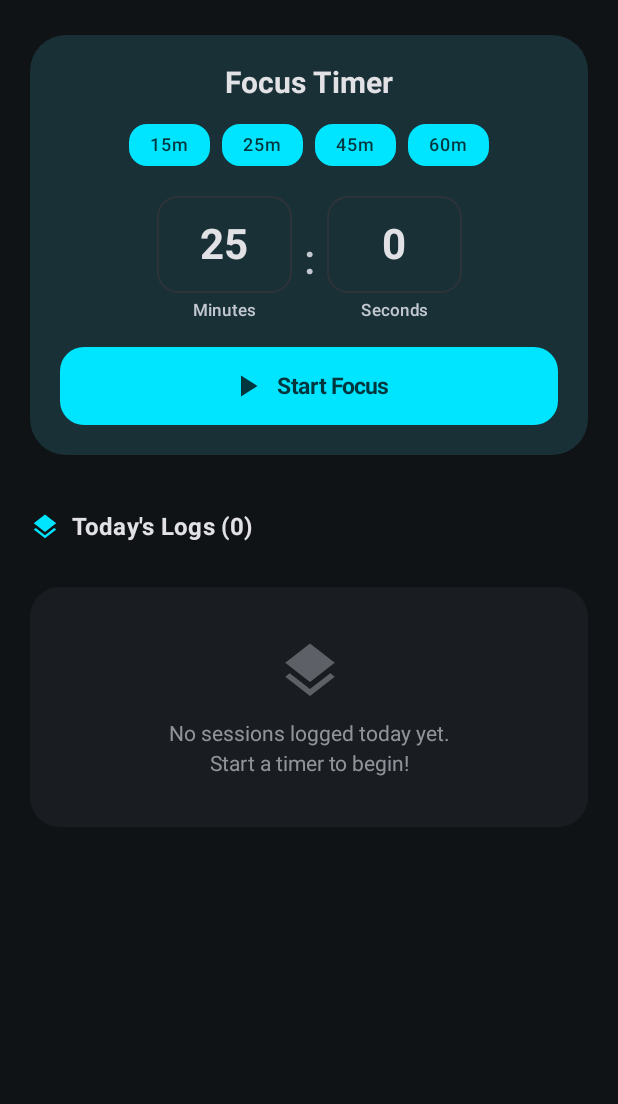
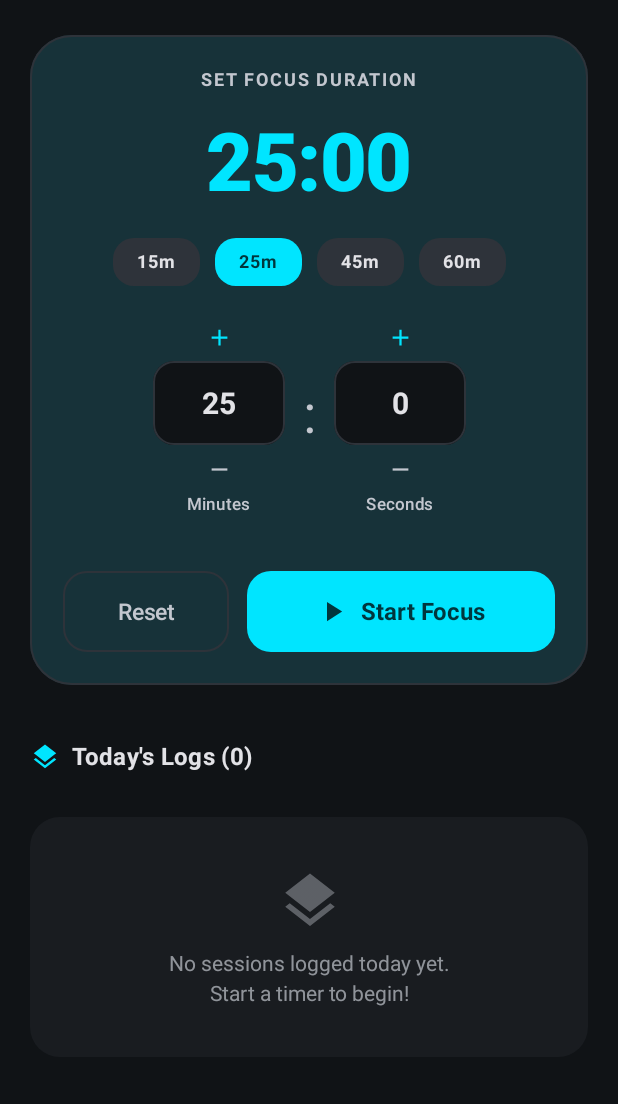
Before and after one commit to DHRUV00625/WhatUdoin, an Android app built with Jetpack Compose: the screen it shows after launch (MainActivity), on a phone screen of 412 x 824 dp, the part 73-1177 px from its top. Run offline under Robolectric (Android 15) with nearby library versions, the phone set to English and light mode, and no system bars; our stand-ins replace Room's generated code; 1 statement that could not run was skipped.

Commit message:
Build HomeScreen: live persistent countdown, custom duration picker with quick-chips, and today's entry card stack

```diff
--- a/app/src/main/java/com/focuslog/app/ui/components/TimerPicker.kt
+++ b/app/src/main/java/com/focuslog/app/ui/components/TimerPicker.kt
@@ -3,8 +3,8 @@ package com.focuslog.app.ui.components
 import androidx.compose.animation.AnimatedVisibility
 import androidx.compose.animation.fadeIn
 import androidx.compose.animation.fadeOut
+import androidx.compose.foundation.BorderStroke
 import androidx.compose.foundation.background
-import androidx.compose.foundation.border
 import androidx.compose.foundation.clickable
 import androidx.compose.foundation.layout.Arrangement
 import androidx.compose.foundation.layout.Box
@@ -29,6 +29,7 @@ import androidx.compose.material3.ButtonDefaults
 import androidx.compose.material3.CircularProgressIndicator
 import androidx.compose.material3.Icon
 import androidx.compose.material3.IconButton
+import androidx.compose.material3.IconButtonDefaults
 import androidx.compose.material3.MaterialTheme
 import androidx.compose.material3.OutlinedButton
 import androidx.compose.material3.OutlinedTextField
@@ -43,6 +44,7 @@ import androidx.compose.ui.graphics.Color
 import androidx.compose.ui.res.stringResource
 import androidx.compose.ui.text.font.FontWeight
 import androidx.compose.ui.text.input.KeyboardType
+import androidx.compose.ui.text.style.TextAlign
 import androidx.compose.ui.unit.dp
 import androidx.compose.ui.unit.sp
 import com.focuslog.app.R
@@ -51,8 +53,13 @@ import com.focuslog.app.ui.theme.FocusPrimary
 import java.util.Locale
 
 /**
- * Timer Configuration and Countdown Display Component.
- * Supports custom minutes and optional seconds, quick preset chips, and running timer feedback.
+ * Timer Configuration and Live Countdown Display Component for HomeScreen.
+ *
+ * Supports:
+ * - Big live countdown display continuously computed from persisted end time.
+ * - Custom duration picker (minutes + seconds with +/- buttons and direct input).
+ * - Quick-preset chips: 15m, 25m, 45m, 60m.
+ * - Distinct Start and Cancel controls.
  */
 @Composable
 fun TimerSection(
@@ -65,55 +72,48 @@ fun TimerSection(
     onSecondsChange: (String) -> Unit,
     onStartTimer: () -> Unit,
     onCancelTimer: () -> Unit,
+    onResetInputs: () -> Unit = {},
     modifier: Modifier = Modifier
 ) {
-    CardContainer(modifier = modifier) {
+    Surface(
+        modifier = modifier
+            .fillMaxWidth()
+            .padding(horizontal = 20.dp),
+        shape = RoundedCornerShape(28.dp),
+        color = MaterialTheme.colorScheme.surface,
+        border = BorderStroke(1.dp, MaterialTheme.colorScheme.surfaceVariant),
+        tonalElevation = 6.dp
+    ) {
         Column(
             modifier = Modifier
                 .fillMaxWidth()
-                .padding(20.dp),
+                .padding(22.dp),
             horizontalAlignment = Alignment.CenterHorizontally
         ) {
             if (isRunning) {
-                // Active Countdown State
+                // Live Countdown State (derived from persisted end time)
                 ActiveCountdownDisplay(
                     remainingSeconds = remainingSeconds,
                     totalSeconds = totalSeconds,
                     onCancel = onCancelTimer
                 )
             } else {
-                // Setup / Input State
+                // Custom Duration Setup State
                 TimerSetupInput(
                     minutes = minutesInput,
                     seconds = secondsInput,
                     onMinutesChange = onMinutesChange,
                     onSecondsChange = onSecondsChange,
-                    onStart = onStartTimer
+                    onStart = onStartTimer,
+                    onReset = onResetInputs
                 )
             }
         }
     }
 }
 
-@Composable
-private fun CardContainer(
-    modifier: Modifier = Modifier,
-    content: @Composable () -> Unit
-) {
-    Surface(
-        modifier = modifier
-            .fillMaxWidth()
-            .padding(horizontal = 20.dp),
-        shape = RoundedCornerShape(24.dp),
-        color = MaterialTheme.colorScheme.surface,
-        tonalElevation = 4.dp
-    ) {
-        content()
-    }
-}
-
 /**
- * Display shown while timer is actively running.
+ * Big live countdown display with circular progress ring and accurate seconds remaining.
  */
 @Composable
 private fun ActiveCountdownDisplay(
@@ -121,65 +121,93 @@ private fun ActiveCountdownDisplay(
     totalSeconds: Long,
     onCancel: () -> Unit
 ) {
-    val progress = if (totalSeconds > 0) remainingSeconds.toFloat() / totalSeconds.toFloat() else 0f
+    val progress = if (totalSeconds > 0) {
+        (remainingSeconds.toFloat() / totalSeconds.toFloat()).coerceIn(0f, 1f)
+    } else 0f
+
     val minutes = remainingSeconds / 60
     val seconds = remainingSeconds % 60
     val timeFormatted = String.format(Locale.US, "%02d:%02d", minutes, seconds)
 
     Column(
         horizontalAlignment = Alignment.CenterHorizontally,
-        verticalArrangement = Arrangement.spacedBy(16.dp)
+        verticalArrangement = Arrangement.spacedBy(18.dp)
     ) {
+        // Status header
+        Row(
+            verticalAlignment = Alignment.CenterVertically,
+            modifier = Modifier
+                .background(FocusPrimary.copy(alpha = 0.12f), shape = RoundedCornerShape(12.dp))
+                .padding(horizontal = 14.dp, vertical = 6.dp)
+        ) {
+            Box(
+                modifier = Modifier
+                    .size(8.dp)
+                    .background(FocusPrimary, shape = CircleShape)
+            )
+            Spacer(modifier = Modifier.width(8.dp))
             Text(
-            text = "FOCUS SESSION IN PROGRESS",
-            style = MaterialTheme.typography.labelMedium,
+                text = "FOCUS SESSION RUNNING",
+                style = MaterialTheme.typography.labelSmall,
                 fontWeight = FontWeight.Bold,
                 color = FocusPrimary,
-            letterSpacing = 1.5.sp
+                letterSpacing = 1.2.sp
             )
+        }
 
+        // Big countdown circle
         Box(
             contentAlignment = Alignment.Center,
-            modifier = Modifier.size(190.dp)
+            modifier = Modifier.size(210.dp)
         ) {
             CircularProgressIndicator(
                 progress = { progress },
-                modifier = Modifier.size(180.dp),
+                modifier = Modifier.size(200.dp),
                 color = FocusPrimary,
                 trackColor = MaterialTheme.colorScheme.surfaceVariant,
-                strokeWidth = 10.dp
+                strokeWidth = 12.dp
             )
 
             Column(horizontalAlignment = Alignment.CenterHorizontally) {
                 Text(
                     text = timeFormatted,
-                    style = MaterialTheme.typography.displayLarge,
+                    style = MaterialTheme.typography.displayLarge.copy(fontSize = 52.sp),
                     color = MaterialTheme.colorScheme.onSurface,
-                    fontWeight = FontWeight.Bold
+                    fontWeight = FontWeight.ExtraBold,
+                    letterSpacing = (-1).sp
                 )
                 Text(
                     text = "REMAINING",
                     style = MaterialTheme.typography.labelSmall,
-                    color = MaterialTheme.colorScheme.onSurfaceVariant
+                    color = MaterialTheme.colorScheme.onSurfaceVariant,
+                    letterSpacing = 1.sp
                 )
             }
         }
 
+        // Cancel Timer Button
         OutlinedButton(
             onClick = onCancel,
             colors = ButtonDefaults.outlinedButtonColors(contentColor = AlertRed),
-            border = androidx.compose.foundation.BorderStroke(1.dp, AlertRed.copy(alpha = 0.5f)),
-            shape = RoundedCornerShape(14.dp)
+            border = BorderStroke(1.2.dp, AlertRed.copy(alpha = 0.6f)),
+            shape = RoundedCornerShape(14.dp),
+            modifier = Modifier
+                .fillMaxWidth(0.65f)
+                .height(46.dp)
         ) {
             Icon(imageVector = Icons.Default.Stop, contentDescription = null, modifier = Modifier.size(18.dp))
-            Spacer(modifier = Modifier.width(6.dp))
-            Text(text = stringResource(R.string.cancel_timer))
+            Spacer(modifier = Modifier.width(8.dp))
+            Text(
+                text = stringResource(R.string.cancel_timer),
+                style = MaterialTheme.typography.labelLarge,
+                fontWeight = FontWeight.SemiBold
+            )
         }
     }
 }
 
 /**
- * Inputs for user to set custom minutes and optional seconds.
+ * Custom Duration Picker with big preview, quick-chips, and minute/second adjustment fields.
  */
 @Composable
 private fun TimerSetupInput(
@@ -187,28 +215,44 @@ private fun TimerSetupInput(
     seconds: String,
     onMinutesChange: (String) -> Unit,
     onSecondsChange: (String) -> Unit,
-    onStart: () -> Unit
+    onStart: () -> Unit,
+    onReset: () -> Unit
 ) {
+    val minutesVal = minutes.toLongOrNull() ?: 0L
+    val secondsVal = seconds.toLongOrNull() ?: 0L
+    val isValid = (minutesVal > 0 || secondsVal > 0)
+    val previewFormatted = String.format(Locale.US, "%02d:%02d", minutesVal, secondsVal)
+
     Column(
         horizontalAlignment = Alignment.CenterHorizontally,
         verticalArrangement = Arrangement.spacedBy(16.dp)
     ) {
         Text(
-            text = stringResource(R.string.timer_title),
-            style = MaterialTheme.typography.titleLarge,
+            text = "SET FOCUS DURATION",
+            style = MaterialTheme.typography.labelMedium,
             fontWeight = FontWeight.Bold,
-            color = MaterialTheme.colorScheme.onSurface
+            color = MaterialTheme.colorScheme.onSurfaceVariant,
+            letterSpacing = 1.2.sp
         )
 
-        // Presets quick chips
+        // Big Duration Display
+        Text(
+            text = previewFormatted,
+            style = MaterialTheme.typography.displayLarge.copy(fontSize = 54.sp),
+            fontWeight = FontWeight.ExtraBold,
+            color = if (isValid) FocusPrimary else MaterialTheme.colorScheme.onSurfaceVariant.copy(alpha = 0.5f),
+            letterSpacing = (-1).sp
+        )
+
+        // Quick Preset Chips (15, 25, 45, 60 min)
         Row(
-            horizontalArrangement = Arrangement.spacedBy(8.dp),
-            modifier = Modifier.padding(bottom = 4.dp)
+            horizontalArrangement = Arrangement.spacedBy(10.dp),
+            modifier = Modifier.padding(vertical = 2.dp)
         ) {
             listOf("15", "25", "45", "60").forEach { preset ->
                 QuickPresetChip(
                     label = "${preset}m",
-                    isSelected = (minutes == preset && seconds.isEmpty() || seconds == "0"),
+                    isSelected = (minutes == preset && (seconds.isEmpty() || seconds == "0" || seconds == "00")),
                     onClick = {
                         onMinutesChange(preset)
                         onSecondsChange("0")
@@ -217,53 +261,83 @@ private fun TimerSetupInput(
             }
         }
 
-        // Minutes and Optional Seconds Input
+        // Custom Duration Number Fields with +/- controls
         Row(
             modifier = Modifier.fillMaxWidth(),
             horizontalArrangement = Arrangement.Center,
             verticalAlignment = Alignment.CenterVertically
         ) {
-            // Minutes Field
-            TimeInputField(
+            // Minutes Stepper & Field
+            DurationStepper(
                 value = minutes,
                 label = stringResource(R.string.minutes_label),
-                onValueChange = { input ->
-                    if (input.all { it.isDigit() } && input.length <= 3) {
-                        onMinutesChange(input)
-                    }
+                onValueChange = onMinutesChange,
+                onIncrement = {
+                    val current = minutes.toLongOrNull() ?: 0L
+                    onMinutesChange((current + 1).coerceAtMost(180L).toString())
+                },
+                onDecrement = {
+                    val current = minutes.toLongOrNull() ?: 0L
+                    if (current > 0) onMinutesChange((current - 1).toString())
                 }
             )
 
             Text(
                 text = ":",
-                style = MaterialTheme.typography.headlineMedium,
+                style = MaterialTheme.typography.displaySmall,
                 color = MaterialTheme.colorScheme.onSurfaceVariant,
-                modifier = Modifier.padding(horizontal = 8.dp)
+                modifier = Modifier.padding(horizontal = 12.dp)
             )
 
-            // Seconds Field (Optional)
-            TimeInputField(
+            // Seconds Stepper & Field
+            DurationStepper(
                 value = seconds,
                 label = stringResource(R.string.seconds_label),
                 placeholder = "00",
-                onValueChange = { input ->
-                    if (input.all { it.isDigit() } && input.length <= 2) {
-                        onSecondsChange(input)
-                    }
+                onValueChange = onSecondsChange,
+                onIncrement = {
+                    val current = seconds.toLongOrNull() ?: 0L
+                    onSecondsChange(((current + 5) % 60).toString())
+                },
+                onDecrement = {
+                    val current = seconds.toLongOrNull() ?: 0L
+                    val next = if (current >= 5) current - 5 else 55
+                    onSecondsChange(next.toString())
                 }
             )
         }
 
-        val minutesVal = minutes.toLongOrNull() ?: 0L
-        val secondsVal = seconds.toLongOrNull() ?: 0L
-        val isValid = (minutesVal > 0 || secondsVal > 0)
+        Spacer(modifier = Modifier.height(4.dp))
+
+        // Start and Reset Action Buttons
+        Row(
+            modifier = Modifier.fillMaxWidth(),
+            horizontalArrangement = Arrangement.spacedBy(12.dp)
+        ) {
+            OutlinedButton(
+                onClick = onReset,
+                modifier = Modifier
+                    .weight(0.35f)
+                    .height(54.dp),
+                shape = RoundedCornerShape(16.dp),
+                colors = ButtonDefaults.outlinedButtonColors(
+                    contentColor = MaterialTheme.colorScheme.onSurfaceVariant
+                ),
+                border = BorderStroke(1.dp, MaterialTheme.colorScheme.surfaceVariant)
+            ) {
+                Text(
+                    text = "Reset",
+                    style = MaterialTheme.typography.labelLarge,
+                    fontWeight = FontWeight.SemiBold
+                )
+            }
 
             Button(
                 onClick = onStart,
                 enabled = isValid,
                 modifier = Modifier
-                .fillMaxWidth()
-                .height(52.dp),
+                    .weight(0.65f)
+                    .height(54.dp),
                 colors = ButtonDefaults.buttonColors(
                     containerColor = FocusPrimary,
                     contentColor = Color(0xFF00363D),
@@ -272,28 +346,47 @@ private fun TimerSetupInput(
                 ),
                 shape = RoundedCornerShape(16.dp)
             ) {
-            Icon(imageVector = Icons.Default.PlayArrow, contentDescription = null)
+                Icon(imageVector = Icons.Default.PlayArrow, contentDescription = null, modifier = Modifier.size(22.dp))
                 Spacer(modifier = Modifier.width(8.dp))
                 Text(
                     text = stringResource(R.string.start_timer),
                     style = MaterialTheme.typography.labelLarge,
-                fontWeight = FontWeight.Bold
+                    fontWeight = FontWeight.Bold,
+                    fontSize = 16.sp
                 )
             }
         }
     }
+}
 
+/**
+ * Numeric field with + and - increment buttons.
+ */
 @Composable
-private fun TimeInputField(
+private fun DurationStepper(
     value: String,
     label: String,
     placeholder: String = "25",
-    onValueChange: (String) -> Unit
+    onValueChange: (String) -> Unit,
+    onIncrement: () -> Unit,
+    onDecrement: () -> Unit
 ) {
     Column(horizontalAlignment = Alignment.CenterHorizontally) {
+        IconButton(
+            onClick = onIncrement,
+            modifier = Modifier.size(32.dp),
+            colors = IconButtonDefaults.iconButtonColors(contentColor = FocusPrimary)
+        ) {
+            Icon(imageVector = Icons.Default.Add, contentDescription = "Increase $label", modifier = Modifier.size(18.dp))
+        }
+
         OutlinedTextField(
             value = value,
-            onValueChange = onValueChange,
+            onValueChange = { input ->
+                if (input.all { it.isDigit() } && input.length <= 3) {
+                    onValueChange(input)
+                }
+            },
             placeholder = { Text(placeholder, color = Color.Gray) },
             singleLine = true,
             keyboardOptions = KeyboardOptions(keyboardType = KeyboardType.Number),
@@ -301,16 +394,26 @@ private fun TimeInputField(
                 focusedBorderColor = FocusPrimary,
                 unfocusedBorderColor = MaterialTheme.colorScheme.surfaceVariant,
                 focusedTextColor = MaterialTheme.colorScheme.onSurface,
-                unfocusedTextColor = MaterialTheme.colorScheme.onSurface
+                unfocusedTextColor = MaterialTheme.colorScheme.onSurface,
+                focusedContainerColor = MaterialTheme.colorScheme.background,
+                unfocusedContainerColor = MaterialTheme.colorScheme.background
             ),
-            modifier = Modifier.width(90.dp),
-            textStyle = MaterialTheme.typography.headlineMedium.copy(
+            modifier = Modifier.width(88.dp),
+            textStyle = MaterialTheme.typography.titleLarge.copy(
                 fontWeight = FontWeight.Bold,
-                textAlign = androidx.compose.ui.text.style.TextAlign.Center
+                textAlign = TextAlign.Center
             ),
             shape = RoundedCornerShape(14.dp)
         )
-        Spacer(modifier = Modifier.height(4.dp))
+
+        IconButton(
+            onClick = onDecrement,
+            modifier = Modifier.size(32.dp),
+            colors = IconButtonDefaults.iconButtonColors(contentColor = MaterialTheme.colorScheme.onSurfaceVariant)
+        ) {
+            Icon(imageVector = Icons.Default.Remove, contentDescription = "Decrease $label", modifier = Modifier.size(18.dp))
+        }
+
         Text(
             text = label,
             style = MaterialTheme.typography.labelSmall,
@@ -319,6 +422,9 @@ private fun TimeInputField(
     }
 }
 
+/**
+ * Selectable quick chip for duration presets (15m, 25m, 45m, 60m).
+ */
 @Composable
 private fun QuickPresetChip(
     label: String,
@@ -327,15 +433,15 @@ private fun QuickPresetChip(
 ) {
     Box(
         modifier = Modifier
-            .clip(RoundedCornerShape(12.dp))
+            .clip(RoundedCornerShape(14.dp))
             .background(if (isSelected) FocusPrimary else MaterialTheme.colorScheme.surfaceVariant)
             .clickable { onClick() }
-            .padding(horizontal = 14.dp, vertical = 6.dp)
+            .padding(horizontal = 16.dp, vertical = 8.dp)
     ) {
         Text(
             text = label,
             style = MaterialTheme.typography.labelMedium,
-            fontWeight = FontWeight.SemiBold,
+            fontWeight = FontWeight.Bold,
             color = if (isSelected) Color(0xFF00363D) else MaterialTheme.colorScheme.onSurface
         )
     }
--- a/app/src/main/java/com/focuslog/app/ui/screens/HomeScreen.kt
+++ b/app/src/main/java/com/focuslog/app/ui/screens/HomeScreen.kt
@@ -27,6 +27,8 @@ import androidx.compose.material3.TopAppBarDefaults
 import androidx.compose.runtime.Composable
 import androidx.compose.runtime.collectAsState
 import androidx.compose.runtime.getValue
+import androidx.compose.runtime.remember
+import com.focuslog.app.util.TimeUtils
 import androidx.compose.ui.Alignment
 import androidx.compose.ui.Modifier
 import androidx.compose.ui.res.stringResource
@@ -110,13 +112,18 @@ fun HomeScreen(
                 onMinutesChange = viewModel::onMinutesChange,
                 onSecondsChange = viewModel::onSecondsChange,
                 onStartTimer = viewModel::startTimer,
-                onCancelTimer = viewModel::cancelTimer
+                onCancelTimer = viewModel::cancelTimer,
+                onResetInputs = viewModel::resetInputs
             )
 
             Spacer(modifier = Modifier.height(28.dp))
 
-            // Visual Stack of Cards (renders empty placeholder when no entries exist)
-            CardStackView(entries = uiState.entries)
+            // Visual Stack of Cards for Today's Log Entries
+            val todaysEntries = remember(uiState.entries) {
+                val todayDate = TimeUtils.getCurrentDateIst()
+                uiState.entries.filter { TimeUtils.formatEpochToDateIst(it.completedAtMillis) == todayDate }
+            }
+            CardStackView(entries = todaysEntries)
 
             Spacer(modifier = Modifier.height(24.dp))
         }
--- a/app/src/main/java/com/focuslog/app/ui/viewmodel/FocusLogUiState.kt
+++ b/app/src/main/java/com/focuslog/app/ui/viewmodel/FocusLogUiState.kt
@@ -10,6 +10,7 @@ data class FocusLogUiState(
     val isTimerRunning: Boolean = false,
     val remainingSeconds: Long = 0L,
     val totalSeconds: Long = 0L,
+    val endTimeMillis: Long = 0L,
     val minutesInput: String = "25",
     val secondsInput: String = "0",
     val currentSessionStartTimeMs: Long = 0L
```
Also changed, not shown: app/src/main/java/com/focuslog/app/ui/viewmodel/FocusLogViewModel.kt (+52 -31 lines). Lines whose indentation alone changed are shown as unchanged.
